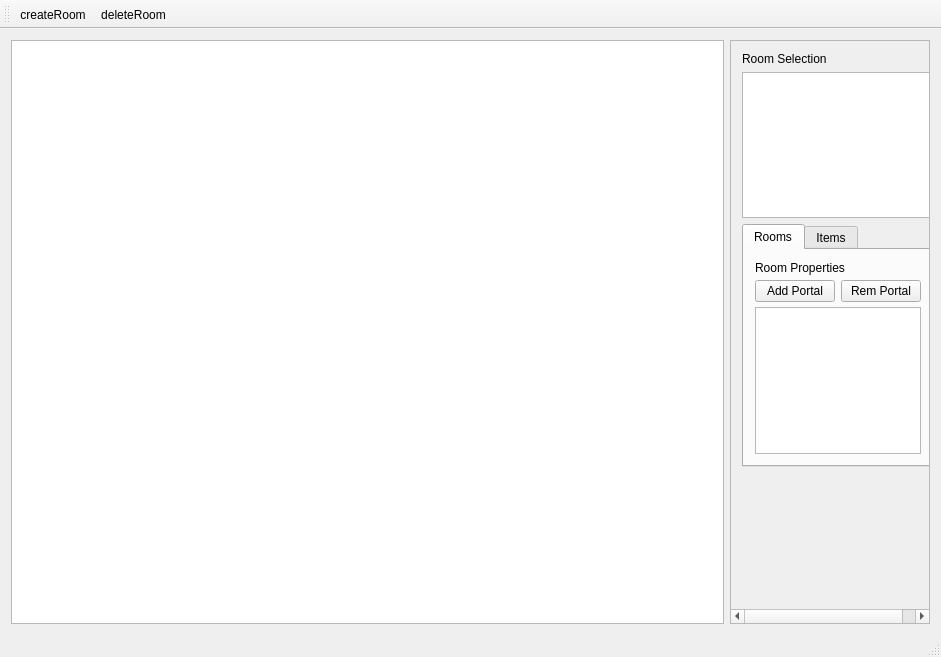
This is editor.ui in pureooze/tle as Qt 5 draws it before an edit. The edited form follows.
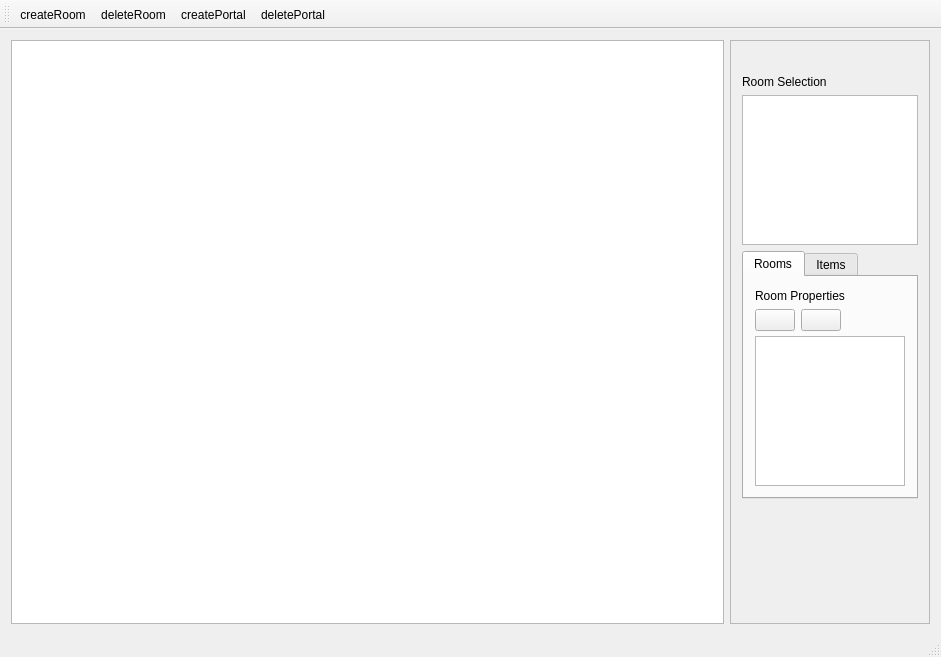
This is the edited form. Icons and pictures are not drawn.

Commit message: New icons and create room on click implemented

The edit to the form file:
```diff
--- a/editor.ui
+++ b/editor.ui
@@ -27,8 +27,8 @@
         </property>
         <property name="minimumSize">
          <size>
-          <width>100</width>
-          <height>100</height>
+          <width>200</width>
+          <height>200</height>
          </size>
         </property>
         <property name="maximumSize">
@@ -48,15 +48,33 @@
           <rect>
            <x>0</x>
            <y>0</y>
-           <width>205</width>
-           <height>542</height>
+           <width>198</width>
+           <height>556</height>
           </rect>
          </property>
          <layout class="QVBoxLayout" name="verticalLayout_4">
+          <item>
+           <widget class="QLabel" name="label">
+            <property name="font">
+             <font>
+              <pointsize>11</pointsize>
+             </font>
+            </property>
+            <property name="text">
+             <string/>
+            </property>
+           </widget>
+          </item>
           <item>
            <layout class="QVBoxLayout" name="verticalLayout">
             <item>
              <widget class="QLabel" name="roomSelectionLabel">
+              <property name="maximumSize">
+               <size>
+                <width>100</width>
+                <height>25</height>
+               </size>
+              </property>
               <property name="text">
                <string>Room Selection</string>
               </property>
@@ -103,18 +121,42 @@
                  <layout class="QHBoxLayout" name="horizontalLayout">
                   <item>
                    <widget class="QPushButton" name="addExit">
+                    <property name="styleSheet">
+                     <string notr="true"/>
+                    </property>
                     <property name="text">
-                     <string>Add Portal</string>
+                     <string/>
+                    </property>
+                    <property name="icon">
+                     <iconset resource="img/icons.qrc">
+                      <normaloff>:/icons/icons/create_link.png</normaloff>:/icons/icons/create_link.png</iconset>
                     </property>
                    </widget>
                   </item>
                   <item>
                    <widget class="QPushButton" name="removeExit">
                     <property name="text">
-                     <string>Rem Portal</string>
+                     <string/>
+                    </property>
+                    <property name="icon">
+                     <iconset resource="img/icons.qrc">
+                      <normaloff>:/icons/icons/delete_link.png</normaloff>:/icons/icons/delete_link.png</iconset>
                     </property>
                    </widget>
                   </item>
+                  <item>
+                   <spacer name="horizontalSpacer">
+                    <property name="orientation">
+                     <enum>Qt::Horizontal</enum>
+                    </property>
+                    <property name="sizeHint" stdset="0">
+                     <size>
+                      <width>40</width>
+                      <height>20</height>
+                     </size>
+                    </property>
+                   </spacer>
+                  </item>
                  </layout>
                 </item>
                 <item>
@@ -151,18 +193,6 @@
             </property>
            </spacer>
           </item>
-          <item>
-           <widget class="QLabel" name="label">
-            <property name="font">
-             <font>
-              <pointsize>11</pointsize>
-             </font>
-            </property>
-            <property name="text">
-             <string/>
-            </property>
-           </widget>
-          </item>
          </layout>
         </widget>
        </widget>
@@ -190,6 +220,8 @@
    </attribute>
    <addaction name="actionCreateRoom"/>
    <addaction name="actionDeleteRoom"/>
+   <addaction name="actionCreatePortal"/>
+   <addaction name="actionDeletePortal"/>
   </widget>
   <widget class="QStatusBar" name="statusBar"/>
   <action name="actionCreateRoom">
@@ -213,6 +245,24 @@
     <string>Delete Room</string>
    </property>
   </action>
+  <action name="actionCreatePortal">
+   <property name="icon">
+    <iconset resource="img/icons.qrc">
+     <normaloff>:/icons/icons/create_link.png</normaloff>:/icons/icons/create_link.png</iconset>
+   </property>
+   <property name="text">
+    <string>createPortal</string>
+   </property>
+  </action>
+  <action name="actionDeletePortal">
+   <property name="icon">
+    <iconset resource="img/icons.qrc">
+     <normaloff>:/icons/icons/delete_link.png</normaloff>:/icons/icons/delete_link.png</iconset>
+   </property>
+   <property name="text">
+    <string>deletePortal</string>
+   </property>
+  </action>
  </widget>
  <layoutdefault spacing="6" margin="11"/>
  <resources>
```
Left out of the diff: 4 changed lines with no effect on the pictures. The commit also changes 9 other files.
